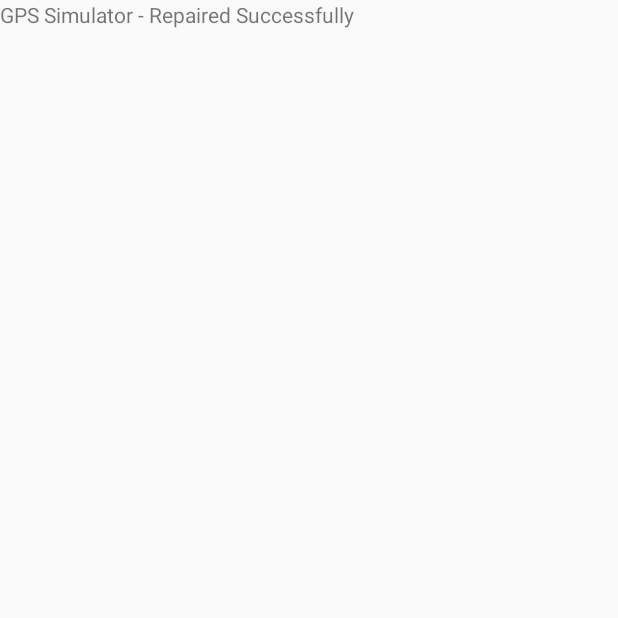
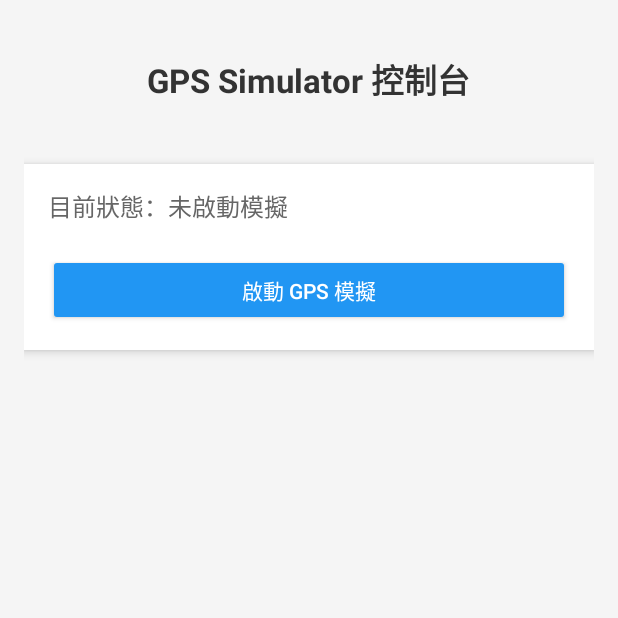
Before and after one commit to b0241021-spec/GPS01, an Android app: the screen it shows after launch (MainActivity), on a phone screen of 412 x 824 dp, the top half of it. Run offline under Robolectric (Android 15) with nearby library versions, the phone set to English and light mode, and no system bars.

Commit message:
🤖 完整畫面版 APK 出貨！ [skip ci]

```diff
--- a/gps-simulator-android/app/src/main/java/com/gpssimulator/ui/MainActivity.kt
+++ b/gps-simulator-android/app/src/main/java/com/gpssimulator/ui/MainActivity.kt
@@ -1,13 +1,33 @@
 package com.gpssimulator.ui
 import android.os.Bundle
+import android.widget.Button
 import android.widget.TextView
 import androidx.appcompat.app.AppCompatActivity
+import com.gpssimulator.R
+
 class MainActivity : AppCompatActivity() {
+    private var isSimulating = false
+
     override fun onCreate(savedInstanceState: Bundle?) {
         super.onCreate(savedInstanceState)
-        val tv = TextView(this)
-        tv.text = "GPS Simulator - Repaired Successfully"
-        setContentView(tv)
+        // 連結剛才建立的佈局檔
+        setContentView(R.layout.activity_main)
+
+        val tvStatus = findViewById<TextView>(R.id.tvStatus)
+        val btnToggle = findViewById<Button>(R.id.btnToggle)
+
+        btnToggle.setOnClickListener {
+            isSimulating = !isSimulating
+            if (isSimulating) {
+                tvStatus.text = "目前狀態：模擬中 (正在模擬虛擬 GPS 位置...)"
+                btnToggle.text = "停止模擬"
+                btnToggle.setBackgroundColor(android.graphics.Color.RED)
+            } else {
+                tvStatus.text = "目前狀態：未啟動模擬"
+                btnToggle.text = "啟動 GPS 模擬"
+                btnToggle.setBackgroundColor(android.graphics.Color.parseColor("#2196F3"))
+            }
+        }
     }
     fun setTargetLocation(lat: Double, lng: Double) {}
 }
--- /dev/null
+++ b/gps-simulator-android/app/src/main/res/layout/activity_main.xml
@@ -0,0 +1,46 @@
+<?xml version="1.0" encoding="utf-8"?>
+<RelativeLayout xmlns:android="http://schemas.android.com/apk/res/android"
+    android:layout_width="match_parent"
+    android:layout_height="match_parent"
+    android:padding="16dp"
+    android:background="#F5F5F5">
+
+    <TextView
+        android:id="@+id/tvTitle"
+        android:layout_width="wrap_content"
+        android:layout_height="wrap_content"
+        android:text="GPS Simulator 控制台"
+        android:textSize="22sp"
+        android:textStyle="bold"
+        android:textColor="#333333"
+        android:layout_centerHorizontal="true"
+        android:layout_marginTop="20dp"/>
+
+    <LinearLayout
+        android:layout_width="match_parent"
+        android:layout_height="wrap_content"
+        android:orientation="vertical"
+        android:layout_below="@id/tvTitle"
+        android:layout_marginTop="40dp"
+        android:background="#FFFFFF"
+        android:padding="16dp"
+        android:elevation="4dp">
+
+        <TextView
+            android:id="@+id/tvStatus"
+            android:layout_width="wrap_content"
+            android:layout_height="wrap_content"
+            android:text="目前狀態：未啟動模擬"
+            android:textSize="16sp"
+            android:textColor="#666666"
+            android:layout_marginBottom="20dp"/>
+
+        <Button
+            android:id="@+id/btnToggle"
+            android:layout_width="match_parent"
+            android:layout_height="wrap_content"
+            android:text="啟動 GPS 模擬"
+            android:backgroundTint="#2196F3"
+            android:textColor="#FFFFFF" />
+    </LinearLayout>
+</RelativeLayout>
```
Also changed, not shown: 29 other files.
